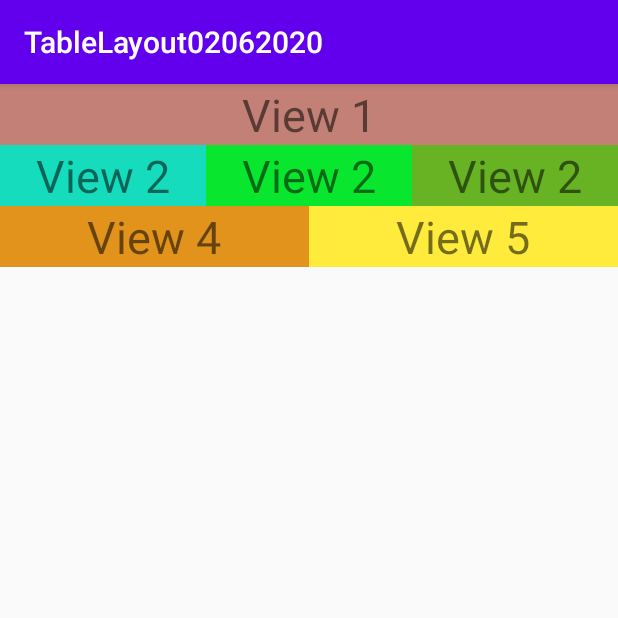
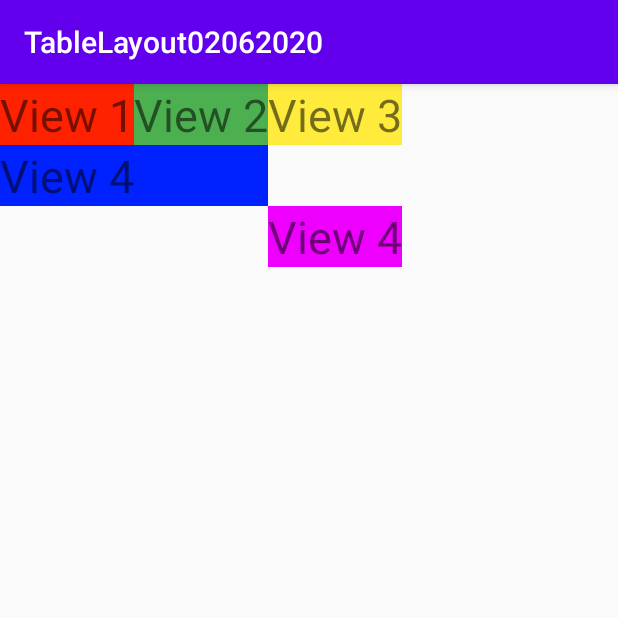
Before and after one commit to tanphat171/TableLayout02062020, an Android app: the screen it shows after launch (MainActivity), on a phone screen of 412 x 824 dp, the top half of it. Run offline under Robolectric (Android 15) with nearby library versions, the phone set to English and light mode, and no system bars.

Commit message:
TableLayout1

```diff
--- a/app/src/main/res/layout/activity_main.xml
+++ b/app/src/main/res/layout/activity_main.xml
@@ -4,65 +4,51 @@
     xmlns:tools="http://schemas.android.com/tools"
     android:layout_width="match_parent"
     android:layout_height="match_parent"
-    android:stretchColumns="*"
+
     tools:context=".MainActivity">
-
     <TableRow>
         <TextView
-            android:layout_span="6"
-            android:gravity="center"
+            android:textSize="30sp"
+            android:background="#f20"
+            android:text="View 1"
             android:layout_width="wrap_content"
             android:layout_height="wrap_content"
-            android:background="#C38076"
+            />
+        <TextView
             android:textSize="30sp"
-            android:text="View 1" />
+            android:background="#4CAF50"
+            android:text="View 2"
+            android:layout_width="wrap_content"
+            android:layout_height="wrap_content"
+            />
+        <TextView
+            android:textSize="30sp"
+            android:background="#FFEB3B"
+            android:text="View 3"
+            android:layout_width="wrap_content"
+            android:layout_height="wrap_content"
+            />
+    </TableRow>
+    <TableRow>
+        <TextView
+            android:layout_span="2"
+            android:textSize="30sp"
+            android:background="#0022FF"
+            android:text="View 4"
+            android:layout_width="0dp"
+            android:layout_height="wrap_content"
+            />
 
     </TableRow>
     <TableRow>
         <TextView
-            android:layout_span="2"
-            android:gravity="center"
+           android:layout_column="2"
+            android:textSize="30sp"
+            android:background="#EE00FF"
+            android:text="View 4"
             android:layout_width="0dp"
             android:layout_height="wrap_content"
-            android:background="#16DCBE"
-            android:textSize="30sp"
-            android:text="View 2" />
-        <TextView
-            android:layout_span="2"
-            android:gravity="center"
-            android:layout_width="0dp"
-            android:layout_height="wrap_content"
-            android:background="#09E62E"
-            android:textSize="30sp"
-            android:text="View 2" />
-        <TextView
-            android:gravity="center"
-            android:layout_span="2"
-            android:layout_width="wrap_content"
-            android:layout_height="wrap_content"
-            android:background="#67B324"
-            android:textSize="30sp"
-            android:text="View 2" />
-
-    </TableRow>
-    <TableRow>
-        <TextView
-            android:layout_span="3"
-            android:gravity="center"
-            android:layout_width="0dp"
-            android:layout_height="wrap_content"
-            android:background="#E1931C"
-            android:textSize="30sp"
-            android:text="View 4" />
-        <TextView
-            android:gravity="center"
-            android:layout_span="3"
-            android:layout_width="0dp"
-            android:layout_height="wrap_content"
-            android:background="#FFEB3B"
-            android:textSize="30sp"
-            android:text="View 5" />
-
+            />
 
     </TableRow>
 </TableLayout>
```
